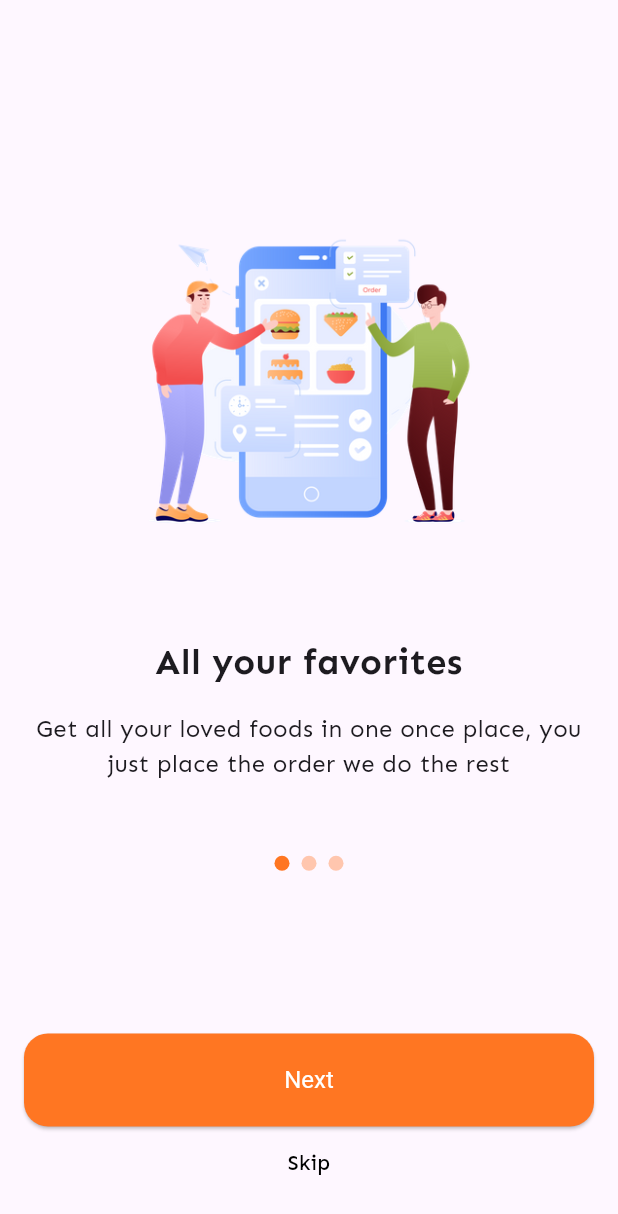
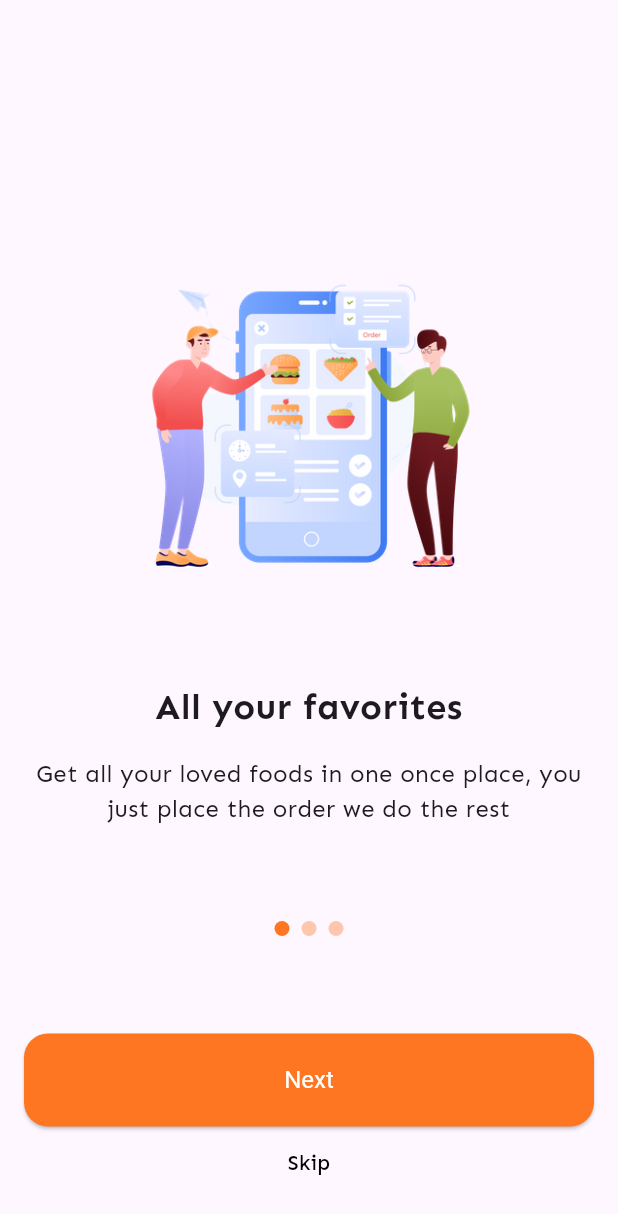
Before and after one commit to omerfbolat/flutter-food-app, a Flutter app: the screen it shows after launch, on a phone screen of 412 x 824 dp. Shown: the top 1214 px of the screen. Run offline on Flutter 3.47's test engine with Material 3 defaults, Android fonts, the phone set to English and light mode, and no system bars; our stand-ins replace flutter_redux, redux, redux_thunk.

Commit message:
positioned changes fixed

```diff
--- a/lib/screens/welcome.dart
+++ b/lib/screens/welcome.dart
@@ -73,7 +73,8 @@ class _WelcomeScreenState extends State<WelcomeScreen> {
   @override
   Widget build(BuildContext context) {
     return Scaffold(
-      body: Column(
+      body: Stack(children: [
+        Column(
           children: [
             Expanded(
               child: PageView.builder(
@@ -108,13 +109,6 @@ class _WelcomeScreenState extends State<WelcomeScreen> {
                           style: const TextStyle(fontSize: 16),
                           textAlign: TextAlign.center,
                         ),
-                      const SizedBox(height: 50),
-                      Center(
-                        child: Row(
-                          mainAxisAlignment: MainAxisAlignment.center,
-                          children: _buildPageIndicator(),
-                        ),
-                      ),
                       ],
                     ),
                   );
@@ -124,7 +118,8 @@ class _WelcomeScreenState extends State<WelcomeScreen> {
             Padding(
               padding: const EdgeInsets.symmetric(horizontal: 16),
               child: CustomButton(
-              text: _currentPage == _pages.length - 1 ? 'Get Started' : 'Next',
+                text:
+                    _currentPage == _pages.length - 1 ? 'Get Started' : 'Next',
                 onPressed: _nextPage,
               ),
             ),
@@ -136,6 +131,17 @@ class _WelcomeScreenState extends State<WelcomeScreen> {
             const SizedBox(height: 25),
           ],
         ),
+        Positioned.fill(
+          bottom: 200,
+          child: Align(
+            alignment: Alignment.bottomCenter,
+            child: Row(
+              mainAxisAlignment: MainAxisAlignment.center,
+              children: _buildPageIndicator(),
+            ),
+          ),
+        ),
+      ]),
     );
   }
 }
```
Lines whose indentation alone changed are shown as unchanged.
